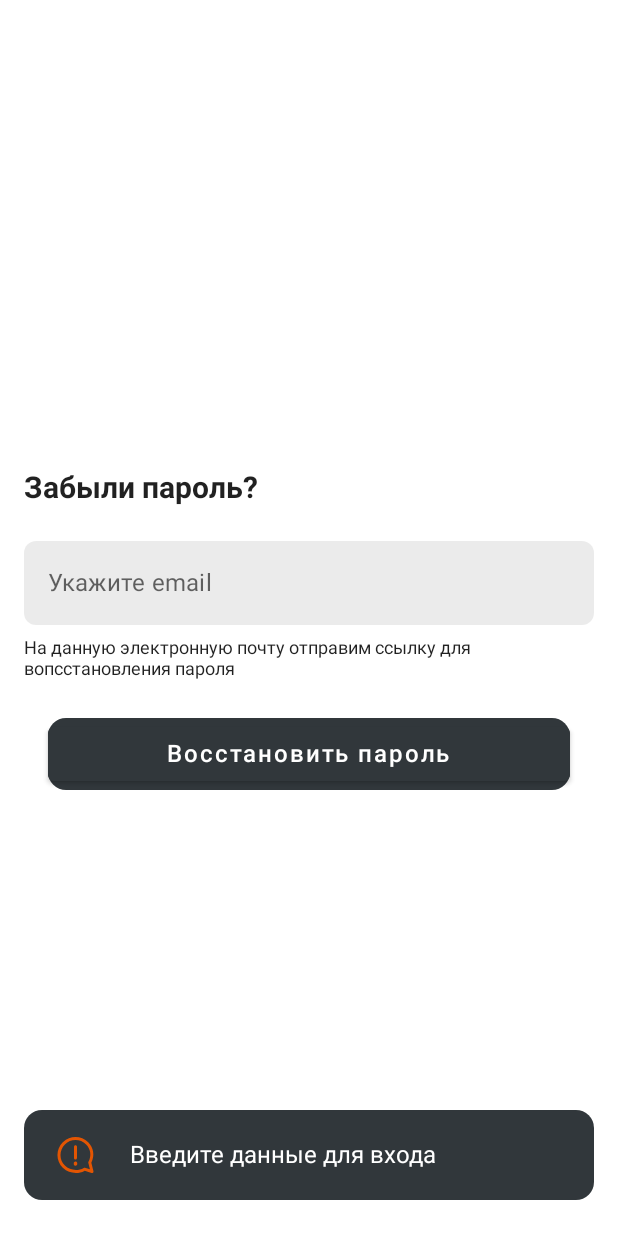
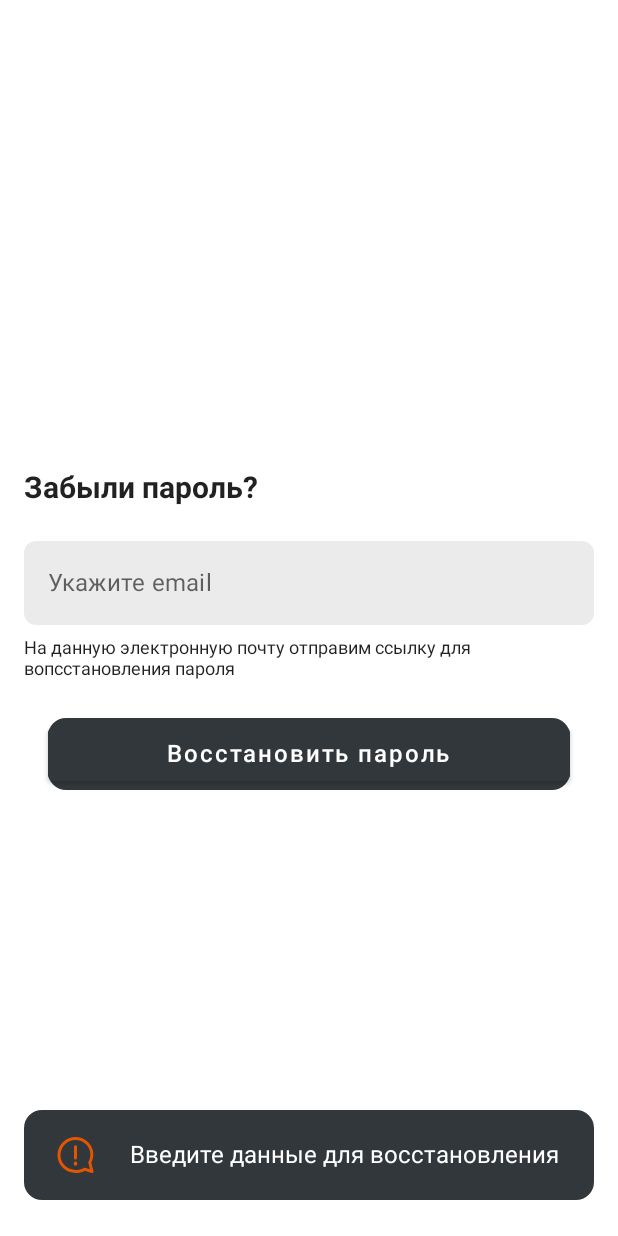
Before and after one commit to YellowFoxy/KmmHackaton, an Android app built with Jetpack Compose: the PasswordRestoreScreen screen opened through its navigation route, after a tap on "Восстановить пароль", on a phone screen of 412 x 824 dp. Run offline under Robolectric (Android 15) with nearby library versions, the phone set to English and light mode, and no system bars.

```diff
--- a/androidApp/src/main/java/ru/sber/hackathon/view/auth/PasswordRestoreScreen.kt
+++ b/androidApp/src/main/java/ru/sber/hackathon/view/auth/PasswordRestoreScreen.kt
@@ -94,7 +94,7 @@ fun PasswordRestoreScreen() {
                         )
                     )
                     if (result.isEmpty() || result.contains("error")) {
-                        snackbarHostState.showSnackbar("Введите данные для входа")
+                        snackbarHostState.showSnackbar("Введите данные для восстановления")
                     } else {
                         NavigationObject.navigate("auth")
                     }
--- a/androidApp/src/main/java/ru/sber/hackathon/view/auth/RegistrationScreen.kt
+++ b/androidApp/src/main/java/ru/sber/hackathon/view/auth/RegistrationScreen.kt
@@ -147,7 +147,7 @@ fun RegistrationScreen() {
                         )
                     )
                     if (result.userToken.isEmpty() || result.userToken == "error") {
-                        snackbarHostState.showSnackbar("Введите данные для входа")
+                        snackbarHostState.showSnackbar("Введите данные для регистрации")
                         login = ""
                         password = ""
                         email = ""
```
